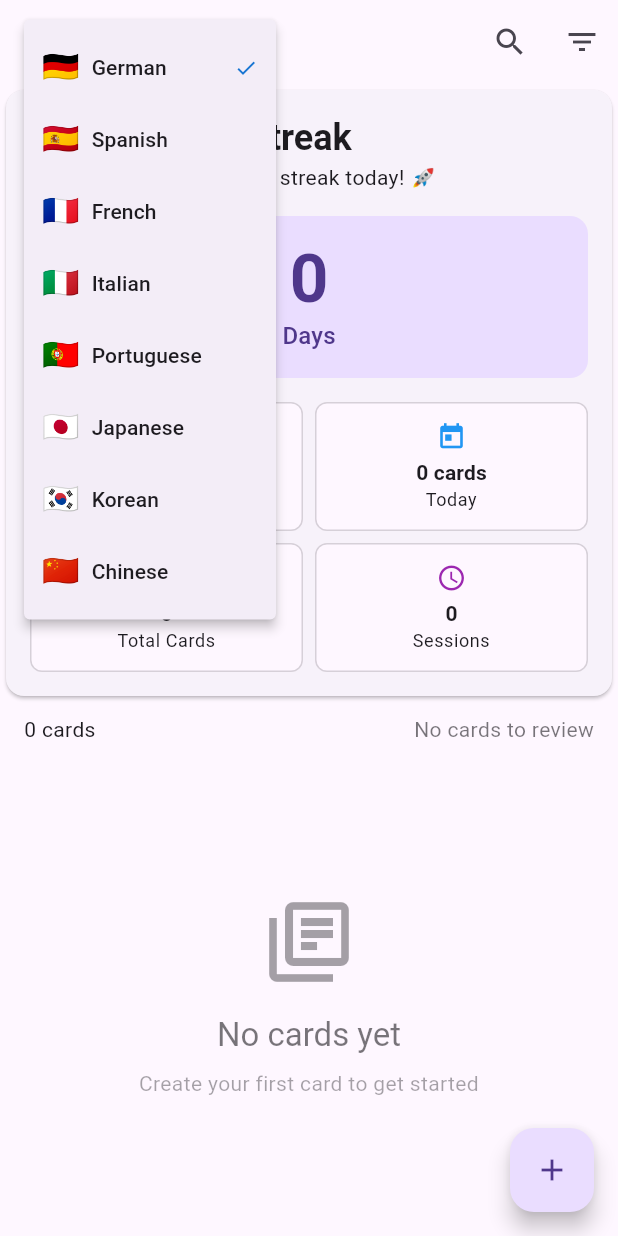
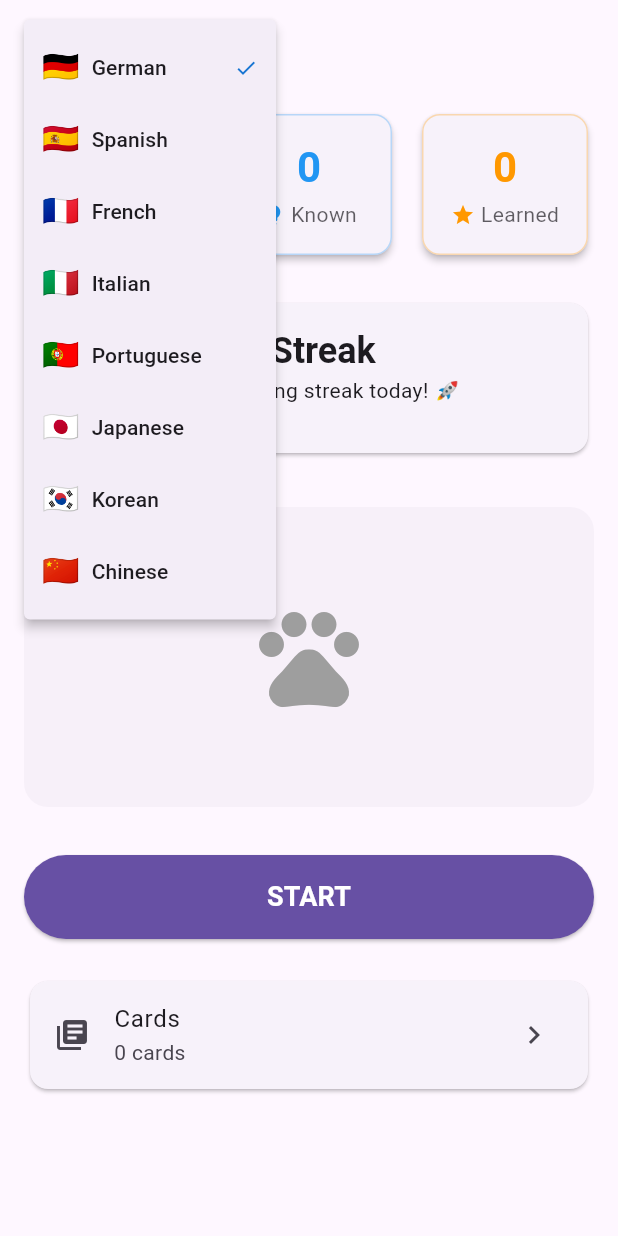
Before and after one commit to oscarjaergren/LinguaFlutter, a Flutter app: the screen it shows after launch, after a tap on "🇩🇪", on a phone screen of 412 x 824 dp. Run offline on Flutter 3.47's test engine with Material 3 defaults, Android fonts, the phone set to English and light mode, and no system bars; our stand-ins replace flutter_svg, go_router, shared_preferences, talker_flutter; missing offline and left inert: talker_dio_logger; network calls fail.

```diff
--- a/lib/features/card_management/card_management.dart
+++ b/lib/features/card_management/card_management.dart
@@ -6,4 +6,4 @@ export 'data/services/card_management_service.dart';
 
 // Presentation Layer
 export 'presentation/screens/card_list_screen.dart';
-export 'presentation/screens/simple_card_creation_screen.dart';
+export 'presentation/screens/card_creation_screen.dart';
--- a/lib/features/card_management/presentation/screens/simple_card_creation_screen.dart
+++ b/lib/features/card_management/presentation/screens/card_creation_screen.dart
@@ -5,19 +5,19 @@ import '../../../../shared/shared.dart';
 import '../../../language/domain/language_provider.dart';
 
 /// Simple screen for creating and editing language learning cards
-class SimpleCardCreationScreen extends StatefulWidget {
+class CreationCreationScreen extends StatefulWidget {
   final CardModel? cardToEdit;
 
-  const SimpleCardCreationScreen({
+  const CreationCreationScreen({
     super.key,
     this.cardToEdit,
   });
 
   @override
-  State<SimpleCardCreationScreen> createState() => _SimpleCardCreationScreenState();
+  State<CreationCreationScreen> createState() => _CreationCreationScreenState();
 }
 
-class _SimpleCardCreationScreenState extends State<SimpleCardCreationScreen> {
+class _CreationCreationScreenState extends State<CreationCreationScreen> {
   final _formKey = GlobalKey<FormState>();
   final _frontTextController = TextEditingController();
   final _backTextController = TextEditingController();
--- a/lib/features/card_management/presentation/screens/card_list_screen.dart
+++ b/lib/features/card_management/presentation/screens/card_list_screen.dart
@@ -10,8 +10,8 @@ import '../view_models/card_list_view_model.dart';
 import '../widgets/card_list_view.dart';
 
 /// Screen for displaying and managing the list of cards
-class CardListScreen extends StatelessWidget {
-  const CardListScreen({super.key});
+class CardsScreen extends StatelessWidget {
+  const CardsScreen({super.key});
 
   @override
   Widget build(BuildContext context) {
--- /dev/null
+++ b/lib/features/dashboard/dashboard.dart
@@ -0,0 +1,4 @@
+// Dashboard feature exports
+export 'presentation/screens/dashboard_screen.dart';
+export 'presentation/widgets/stats_card_widget.dart';
+export 'presentation/widgets/language_selector_widget.dart';
--- /dev/null
+++ b/lib/features/dashboard/presentation/screens/dashboard_screen.dart
@@ -0,0 +1,152 @@
+import 'package:flutter/foundation.dart';
+import 'package:flutter/material.dart';
+import 'package:provider/provider.dart';
+import '../../../../shared/shared.dart';
+import '../../../../shared/navigation/app_router.dart';
+import '../../../mascot/domain/mascot_provider.dart';
+import '../../../streak/presentation/widgets/streak_status_widget.dart';
+import '../widgets/stats_card_widget.dart';
+import '../widgets/language_selector_widget.dart';
+
+/// Main dashboard/landing screen showing overview and navigation
+class DashboardScreen extends StatelessWidget {
+  const DashboardScreen({super.key});
+
+  @override
+  Widget build(BuildContext context) {
+    // Reset mascot session when screen opens
+    WidgetsBinding.instance.addPostFrameCallback((_) {
+      context.read<MascotProvider>().resetSession();
+    });
+
+    return Scaffold(
+      appBar: AppBar(
+        title: const LanguageSelectorWidget(),
+        actions: [
+          // Debug menu
+          if (kDebugMode)
+            IconButton(
+              onPressed: () => context.pushDebug(),
+              icon: const Icon(Icons.bug_report),
+            ),
+        ],
+      ),
+      body: Consumer<CardProvider>(
+        builder: (context, cardProvider, child) {
+          return SingleChildScrollView(
+            padding: const EdgeInsets.all(16),
+            child: Column(
+              children: [
+                // Statistics cards row
+                Row(
+                  children: [
+                    Expanded(
+                      child: StatsCardWidget(
+                        title: 'To learn',
+                        count: cardProvider.allCards.where((c) => !c.isArchived && c.isDue).length,
+                        color: Colors.green,
+                        icon: Icons.school,
+                      ),
+                    ),
+                    const SizedBox(width: 12),
+                    Expanded(
+                      child: StatsCardWidget(
+                        title: 'Known',
+                        count: cardProvider.allCards.where((c) => !c.isArchived && !c.isDue).length,
+                        color: Colors.blue,
+                        icon: Icons.lightbulb,
+                      ),
+                    ),
+                    const SizedBox(width: 12),
+                    Expanded(
+                      child: StatsCardWidget(
+                        title: 'Learned',
+                        count: cardProvider.stats['totalCards'] ?? 0,
+                        color: Colors.orange,
+                        icon: Icons.star,
+                      ),
+                    ),
+                  ],
+                ),
+
+                const SizedBox(height: 24),
+
+                // Streak status
+                const StreakStatusWidget(),
+
+                const SizedBox(height: 32),
+
+                // Mascot illustration area
+                Container(
+                  height: 200,
+                  width: double.infinity,
+                  decoration: BoxDecoration(
+                    color: Theme.of(context).colorScheme.surfaceVariant.withValues(alpha: 0.3),
+                    borderRadius: BorderRadius.circular(16),
+                  ),
+                  child: const Center(
+                    child: Icon(
+                      Icons.pets,
+                      size: 80,
+                      color: Colors.grey,
+                    ),
+                  ),
+                ),
+
+                const SizedBox(height: 32),
+
+                // Start button
+                SizedBox(
+                  width: double.infinity,
+                  height: 56,
+                  child: ElevatedButton(
+                    onPressed: () => _startReview(context, cardProvider),
+                    style: ElevatedButton.styleFrom(
+                      backgroundColor: Theme.of(context).colorScheme.primary,
+                      foregroundColor: Theme.of(context).colorScheme.onPrimary,
+                      shape: RoundedRectangleBorder(
+                        borderRadius: BorderRadius.circular(28),
+                      ),
+                    ),
+                    child: const Text(
+                      'START',
+                      style: TextStyle(
+                        fontSize: 18,
+                        fontWeight: FontWeight.bold,
+                      ),
+                    ),
+                  ),
+                ),
+
+                const SizedBox(height: 24),
+
+                // Navigation cards
+                Card(
+                  child: ListTile(
+                    leading: const Icon(Icons.library_books),
+                    title: const Text('Cards'),
+                    subtitle: Text('${cardProvider.allCards.length} cards'),
+                    trailing: const Icon(Icons.chevron_right),
+                    onTap: () => context.pushCards(),
+                  ),
+                ),
+              ],
+            ),
+          );
+        },
+      ),
+    );
+  }
+
+  void _startReview(BuildContext context, CardProvider cardProvider) {
+    if (cardProvider.reviewCards.isNotEmpty) {
+      context.pushCardReview();
+    } else {
+      ScaffoldMessenger.of(context).showSnackBar(
+        const SnackBar(
+          content: Text('No cards available for review'),
+        ),
+      );
+    }
+  }
+}
--- /dev/null
+++ b/lib/features/dashboard/presentation/widgets/language_selector_widget.dart
@@ -0,0 +1,76 @@
+import 'package:flutter/material.dart';
+import 'package:provider/provider.dart';
+import '../../../../shared/shared.dart';
+import '../../../language/domain/language_provider.dart';
+
+/// Widget for selecting the active language in the app bar
+class LanguageSelectorWidget extends StatelessWidget {
+  const LanguageSelectorWidget({super.key});
+
+  @override
+  Widget build(BuildContext context) {
+    return Consumer<LanguageProvider>(
+      builder: (context, languageProvider, child) {
+        final activeLanguage = languageProvider.activeLanguage;
+        final languageDetails = languageProvider.getLanguageDetails(activeLanguage)!;
+
+        return PopupMenuButton<String>(
+          onSelected: (String languageCode) {
+            languageProvider.setActiveLanguage(languageCode);
+            context.read<CardProvider>().onLanguageChanged();
+          },
+          itemBuilder: (BuildContext context) {
+            return languageProvider.availableLanguages.entries.map((entry) {
+              final code = entry.key;
+              final details = entry.value;
+              return PopupMenuItem<String>(
+                value: code,
+                child: Row(
+                  children: [
+                    Text(
+                      details['flag'],
+                      style: const TextStyle(fontSize: 20),
+                    ),
+                    const SizedBox(width: 8),
+                    Text(details['name']),
+                    if (code == activeLanguage) ...[
+                      const Spacer(),
+                      Icon(
+                        Icons.check,
+                        color: languageProvider.getLanguageColor(code),
+                        size: 16,
+                      ),
+                    ],
+                  ],
+                ),
+              );
+            }).toList();
+          },
+          child: Row(
+            mainAxisSize: MainAxisSize.min,
+            children: [
+              Text(
+                languageDetails['flag'],
+                style: const TextStyle(fontSize: 24),
+              ),
+              const SizedBox(width: 8),
+              Text(
+                languageDetails['name'],
+                style: TextStyle(
+                  color: languageProvider.getLanguageColor(activeLanguage),
+                  fontWeight: FontWeight.bold,
+                  fontSize: 18,
+                ),
+              ),
+              const SizedBox(width: 4),
+              Icon(
+                Icons.arrow_drop_down,
+                color: languageProvider.getLanguageColor(activeLanguage),
+              ),
+            ],
+          ),
+        );
+      },
+    );
+  }
+}
--- /dev/null
+++ b/lib/features/dashboard/presentation/widgets/stats_card_widget.dart
@@ -0,0 +1,66 @@
+import 'package:flutter/material.dart';
+
+/// Widget for displaying statistics cards on the dashboard
+class StatsCardWidget extends StatelessWidget {
+  final String title;
+  final int count;
+  final Color color;
+  final IconData icon;
+
+  const StatsCardWidget({
+    super.key,
+    required this.title,
+    required this.count,
+    required this.color,
+    required this.icon,
+  });
+
+  @override
+  Widget build(BuildContext context) {
+    final theme = Theme.of(context);
+
+    return Card(
+      elevation: 2,
+      child: Container(
+        padding: const EdgeInsets.all(16),
+        decoration: BoxDecoration(
+          borderRadius: BorderRadius.circular(12),
+          border: Border.all(
+            color: color.withValues(alpha: 0.3),
+            width: 1,
+          ),
+        ),
+        child: Column(
+          mainAxisSize: MainAxisSize.min,
+          children: [
+            Text(
+              count.toString(),
+              style: theme.textTheme.headlineMedium?.copyWith(
+                color: color,
+                fontWeight: FontWeight.bold,
+              ),
+            ),
+            const SizedBox(height: 4),
+            Row(
+              mainAxisSize: MainAxisSize.min,
+              children: [
+                Icon(
+                  icon,
+                  size: 16,
+                  color: color,
+                ),
+                const SizedBox(width: 4),
+                Text(
+                  title,
+                  style: theme.textTheme.bodyMedium?.copyWith(
+                    color: theme.colorScheme.onSurface.withValues(alpha: 0.7),
+                  ),
+                ),
+              ],
+            ),
+          ],
+        ),
+      ),
+    );
+  }
+}
--- a/lib/features/streak/presentation/widgets/streak_status_widget.dart
+++ b/lib/features/streak/presentation/widgets/streak_status_widget.dart
@@ -138,90 +138,6 @@ class StreakStatusWidget extends StatelessWidget {
 
             const SizedBox(height: 16),
 
-            // Current streak
-            Container(
-              padding: const EdgeInsets.all(16),
-              decoration: BoxDecoration(
-                color: colorScheme.primaryContainer,
-                borderRadius: BorderRadius.circular(12),
-              ),
-              child: Row(
-                mainAxisAlignment: MainAxisAlignment.center,
-                children: [
-                  Column(
-                    children: [
-                      Text(
-                        '${provider.currentStreak}',
-                        style: theme.textTheme.displayMedium?.copyWith(
-                          fontWeight: FontWeight.bold,
-                          color: colorScheme.onPrimaryContainer,
-                        ),
-                      ),
-                      Text(
-                        provider.currentStreak == 1 ? 'Day' : 'Days',
-                        style: theme.textTheme.titleMedium?.copyWith(
-                          color: colorScheme.onPrimaryContainer,
-                        ),
-                      ),
-                    ],
-                  ),
-                ],
-              ),
-            ),
-
-            const SizedBox(height: 16),
-
-            // Statistics
-            Row(
-              children: [
-                Expanded(
-                  child: _buildStatCard(
-                    context,
-                    'Best Streak',
-                    '${provider.bestStreak} days',
-                    Icons.emoji_events,
-                    Colors.amber,
-                  ),
-                ),
-                const SizedBox(width: 8),
-                Expanded(
-                  child: _buildStatCard(
-                    context,
-                    'Today',
-                    '${provider.cardsReviewedToday} cards',
-                    Icons.today,
-                    Colors.blue,
-                  ),
-                ),
-              ],
-            ),
-
-            const SizedBox(height: 8),
-
-            Row(
-              children: [
-                Expanded(
-                  child: _buildStatCard(
-                    context,
-                    'Total Cards',
-                    '${provider.totalCardsReviewed}',
-                    Icons.quiz,
-                    Colors.green,
-                  ),
-                ),
-                const SizedBox(width: 8),
-                Expanded(
-                  child: _buildStatCard(
-                    context,
-                    'Sessions',
-                    '${provider.totalReviewSessions}',
-                    Icons.schedule,
-                    Colors.purple,
-                  ),
-                ),
-              ],
-            ),
-
             // Milestones (if any)
             if (provider.achievedMilestones.isNotEmpty) ...[
               const SizedBox(height: 16),
--- a/lib/shared/navigation/app_router.dart
+++ b/lib/shared/navigation/app_router.dart
@@ -1,15 +1,17 @@
 import 'package:flutter/material.dart';
 import 'package:go_router/go_router.dart';
 import 'package:talker_flutter/talker_flutter.dart';
+import '../../features/dashboard/presentation/screens/dashboard_screen.dart';
 import '../../features/card_management/presentation/screens/card_list_screen.dart';
-import '../../features/card_management/presentation/screens/simple_card_creation_screen.dart';
+import '../../features/card_management/presentation/screens/card_creation_screen.dart';
 import '../../features/card_review/presentation/screens/card_review_screen.dart';
 import '../../features/debug/presentation/screens/debug_menu_screen.dart';
 import '../services/logger_service.dart';
 
 /// Application routes configuration using go_router
 class AppRouter {
-  static const String cardList = '/';
+  static const String dashboard = '/';
+  static const String cards = '/cards';
   static const String cardCreation = '/card-creation';
   static const String cardEdit = '/card-edit';
   static const String cardReview = '/card-review';
@@ -17,20 +19,27 @@ class AppRouter {
   static const String logs = '/logs';
 
   static final GoRouter router = GoRouter(
-    initialLocation: cardList,
+    initialLocation: dashboard,
     routes: [
-      // Card List Screen (Home)
+      // Dashboard Screen (Home)
       GoRoute(
-        path: cardList,
-        name: 'card-list',
-        builder: (context, state) => const CardListScreen(),
+        path: dashboard,
+        name: 'dashboard',
+        builder: (context, state) => const DashboardScreen(),
+      ),
+
+      // Cards Screen
+      GoRoute(
+        path: cards,
+        name: 'cards',
+        builder: (context, state) => const CardsScreen(),
       ),
 
       // Card Creation Screen
       GoRoute(
         path: cardCreation,
         name: 'card-creation',
-        builder: (context, state) => const SimpleCardCreationScreen(),
+        builder: (context, state) => const SimpleCardCreationScreen.CreationCreationScreen(),
       ),
 
       // Card Edit Screen
@@ -39,7 +48,7 @@ class AppRouter {
         name: 'card-edit',
         builder: (context, state) {
           // TODO: Pass cardId to load existing card for editing
-          return const SimpleCardCreationScreen();
+          return const SimpleCardCreationScreen.CreationCreationScreen();
         },
       ),
 
@@ -88,7 +97,7 @@ class AppRouter {
             ),
             const SizedBox(height: 16),
             ElevatedButton(
-              onPressed: () => context.go(cardList),
+              onPressed: () => context.go(dashboard),
               child: const Text('Go Home'),
             ),
           ],
@@ -100,8 +109,11 @@ class AppRouter {
 
 /// Extension methods for type-safe navigation
 extension AppRouterExtension on BuildContext {
-  /// Navigate to card list screen
-  void goToCardList() => go(AppRouter.cardList);
+  /// Navigate to dashboard screen
+  void goToDashboard() => go(AppRouter.dashboard);
+
+  /// Navigate to cards screen
+  void goToCards() => go(AppRouter.cards);
 
   /// Navigate to card creation screen
   void goToCardCreation() => go(AppRouter.cardCreation);
@@ -132,4 +144,7 @@ extension AppRouterExtension on BuildContext {
 
   /// Push logs screen
   void pushLogs() => push(AppRouter.logs);
+
+  /// Push cards screen
+  void pushCards() => push(AppRouter.cards);
 }
```
